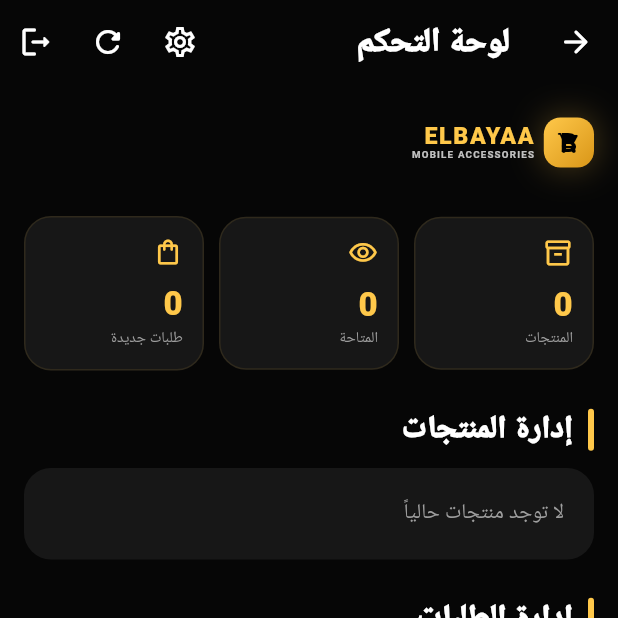
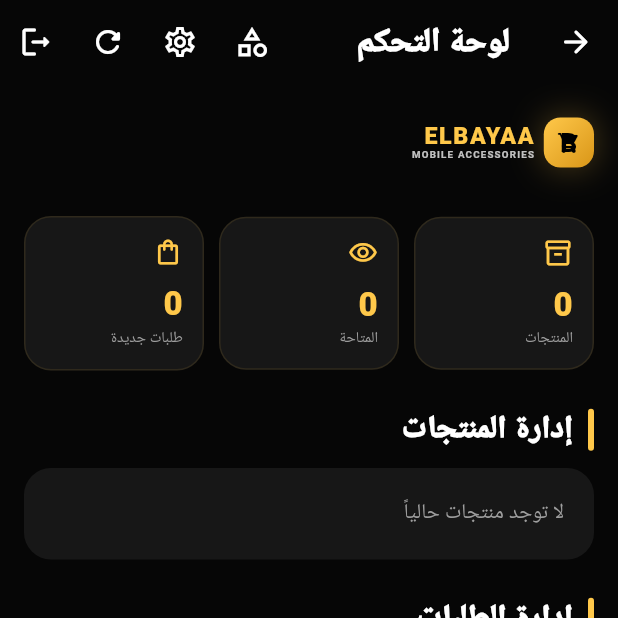
Before and after one commit to asdf112233445500-tech/Elbayaa-store-, a Flutter app: the AdminDashboardPage screen opened directly, on a phone screen of 412 x 824 dp, the top half of it. Run offline on Flutter 3.47's test engine with Material 3 defaults, Android fonts, the phone set to English and light mode, and no system bars; our stand-ins replace image_picker, supabase_flutter; accounts and stored records are empty.

Commit message:
Fix admin category management buttons

```diff
--- a/lib/main.dart
+++ b/lib/main.dart
@@ -3333,9 +3333,14 @@ class _AdminDashboardPageState extends State<AdminDashboardPage> {
           ),
           actions: [
             IconButton(
-              onPressed: openSettings,
+              tooltip: 'إدارة الأقسام',
+              icon: const Icon(Icons.category_outlined),
+              onPressed: manageCategories,
+            ),
+            IconButton(
               tooltip: 'إعدادات المتجر',
               icon: const Icon(Icons.settings_outlined),
+              onPressed: openSettings,
             ),
             IconButton(
               onPressed: loading ? null : load,
```
